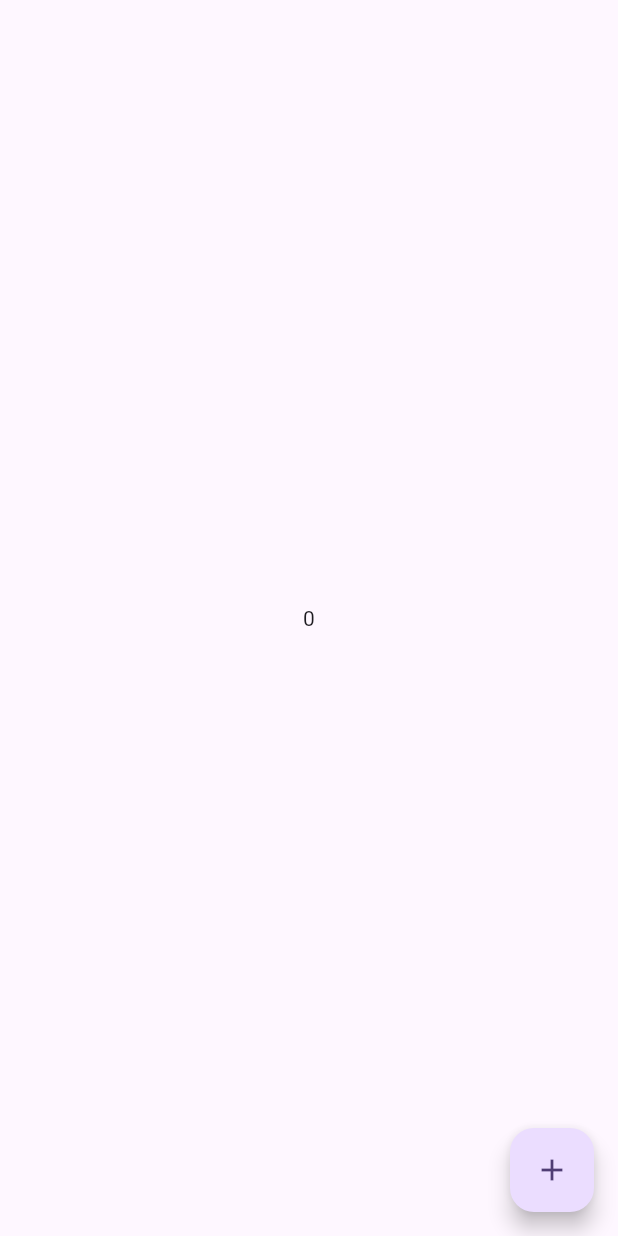
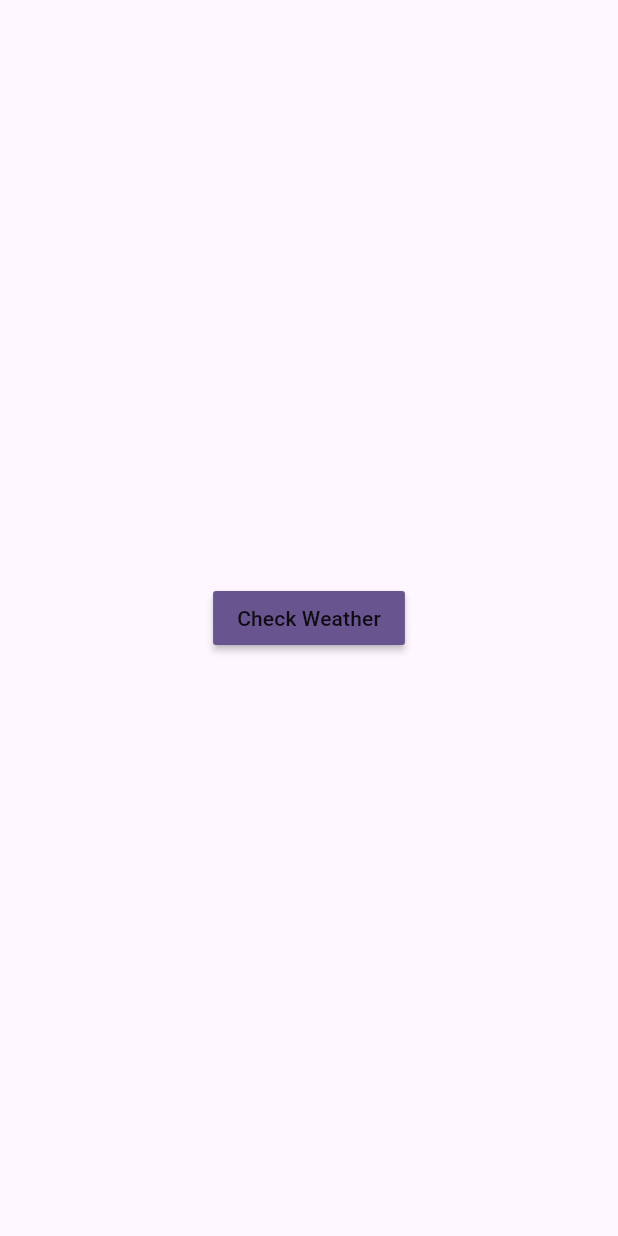
Before and after one commit to imon001/riverpod_topics, a Flutter app: the screen it shows after launch, on a phone screen of 412 x 824 dp. Run offline on Flutter 3.47's test engine with Material 2 defaults, Android fonts, the phone set to English and light mode, and no system bars; our stand-ins replace flutter_riverpod.

Commit message:
future_provider riverpod

```diff
--- /dev/null
+++ b/lib/data/data.dart
@@ -0,0 +1,6 @@
+Future<String> getWeatherData() async {
+  return await Future.delayed(
+    const Duration(seconds: 3),
+    () => '33°C',
+  );
+}
--- a/lib/provider/state_provider.dart
+++ /dev/null
@@ -1,5 +0,0 @@
-import 'package:flutter_riverpod/flutter_riverpod.dart';
-
-final dataProvider = StateProvider<int>(
-  (ref) => 0,
-);
--- a/lib/screen/home.dart
+++ b/lib/screen/home.dart
@@ -1,25 +1,23 @@
 import 'package:flutter/material.dart';
 import 'package:flutter_riverpod/flutter_riverpod.dart';
-import 'package:project_one/provider/state_provider.dart';
+
+import 'show_data.dart';
 
 class HomeScreen extends ConsumerWidget {
   const HomeScreen({super.key});
   @override
   Widget build(BuildContext context, WidgetRef ref) {
     return Scaffold(
-      body: Consumer(
-        builder: (context, ref, child) {
-          int count = ref.watch(dataProvider);
-          return Center(
-            child: Text(count.toString()),
-          );
-        },
-      ),
-      floatingActionButton: FloatingActionButton(
-        onPressed: () {
-          ref.read(dataProvider.notifier).state++;
-        },
-        child: const Icon(Icons.add),
+      body: Center(
+        child: MaterialButton(
+          color: Theme.of(context).colorScheme.primary,
+          onPressed: () {
+            Navigator.of(context).push(MaterialPageRoute(
+              builder: (ctx) => const ShowWeather(),
+            ));
+          },
+          child: const Text('Check Weather'),
+        ),
       ),
     );
   }
```
Also changed, not shown: lib/provider/future_provider.dart (added, +8 -0 lines), lib/screen/show_data.dart (added, +27 -0 lines).
